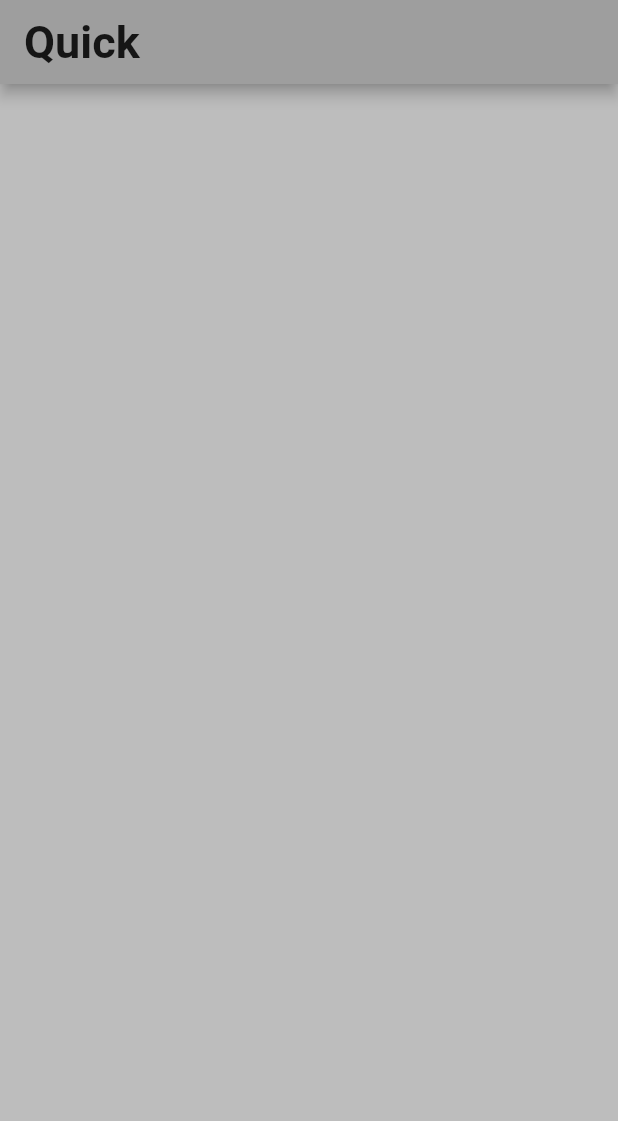
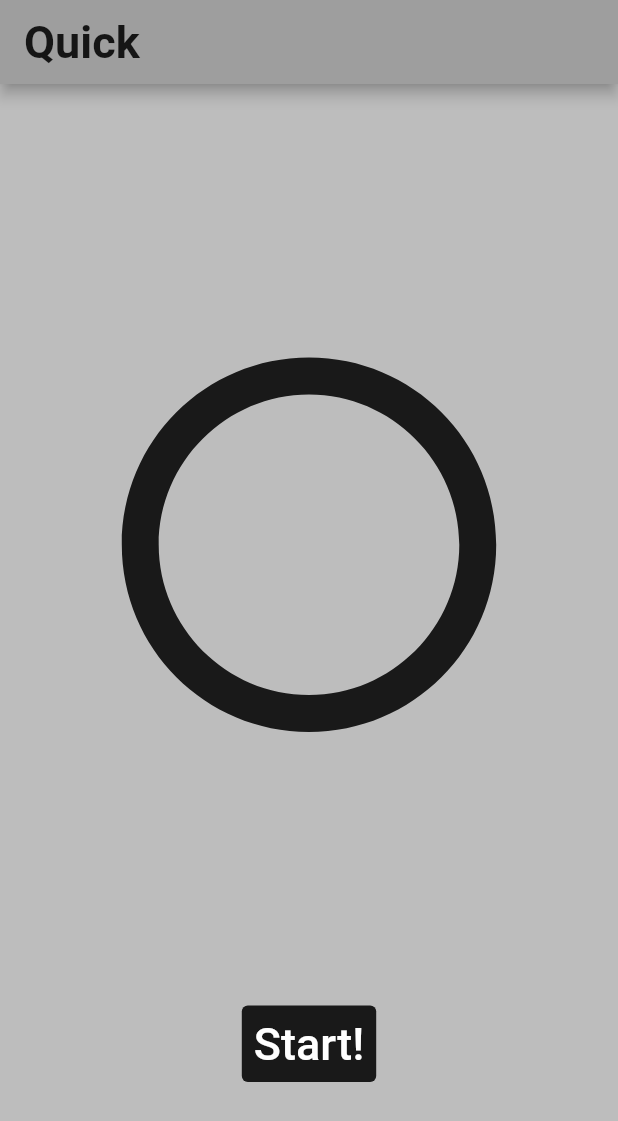
Before and after one commit to koreakb/QuickOXApp, a Flutter app: the screen it shows after launch, on a phone screen of 412 x 824 dp. Shown: the top 1121 px of the screen. Run offline on Flutter 3.47's test engine with Material 2 defaults, Android fonts, the phone set to English and light mode, and no system bars.

Commit message:
230227 0:4 finish

```diff
--- a/lib/main.dart
+++ b/lib/main.dart
@@ -1,30 +1,18 @@
 import 'package:flutter/material.dart';
+import 'package:quick_o_x_app/screen/home_screen.dart';
 
 void main() {
-  runApp(const MyApp());
+  runApp(const App());
 }
 
-class MyApp extends StatelessWidget {
-  const MyApp({super.key});
+class App extends StatelessWidget {
+  const App({super.key});
 
   // This widget is the root of your application.
   @override
   Widget build(BuildContext context) {
-    return MaterialApp(
-      home: Scaffold(
-        backgroundColor: Colors.grey[400],
-        appBar: AppBar(
-          title: const Text(
-            'Quick',
-            style: TextStyle(
-              color: Colors.black87,
-              fontSize: 30,
-              fontWeight: FontWeight.w600,
-            ),
-          ),
-          backgroundColor: Colors.grey[500],
-        ),
-      ),
+    return const MaterialApp(
+      home: HomeScreen(),
     );
   }
 }
--- /dev/null
+++ b/lib/screen/home_screen.dart
@@ -0,0 +1,75 @@
+import 'package:flutter/material.dart';
+import 'dart:math';
+
+import 'package:flutter/services.dart';
+
+class HomeScreen extends StatefulWidget {
+  const HomeScreen({super.key});
+
+  @override
+  State<HomeScreen> createState() => _HomeScreenState();
+}
+
+class _HomeScreenState extends State<HomeScreen> {
+  int forOX = 0;
+
+  @override
+  void initState() {
+    super.initState();
+    forOX = Random().nextInt(10);
+  }
+
+  void onTap() {
+    HapticFeedback.mediumImpact;
+    setState(() {
+      forOX = Random().nextInt(10);
+    });
+  }
+
+  @override
+  Widget build(BuildContext context) {
+    return Scaffold(
+      backgroundColor: Colors.grey[400],
+      appBar: AppBar(
+        title: const Text(
+          'Quick',
+          style: TextStyle(
+            color: Colors.black87,
+            fontSize: 30,
+            fontWeight: FontWeight.w600,
+          ),
+        ),
+        backgroundColor: Colors.grey[500],
+      ),
+      body: Column(
+        children: [
+          Flexible(
+            flex: 4,
+            child: Center(
+              child: Icon(
+                forOX % 2 == 0 ? Icons.circle_outlined : Icons.close_outlined,
+                size: 300,
+              ),
+            ),
+          ),
+          Flexible(
+            child: TextButton(
+              onPressed: onTap,
+              style: const ButtonStyle(
+                backgroundColor: MaterialStatePropertyAll(Colors.black87),
+                splashFactory: NoSplash.splashFactory,
+              ),
+              child: const Text(
+                'Start!',
+                style: TextStyle(
+                  color: Colors.white,
+                  fontSize: 30,
+                ),
+              ),
+            ),
+          ),
+        ],
+      ),
+    );
+  }
+}
```
Also changed, not shown: 55 other files.
